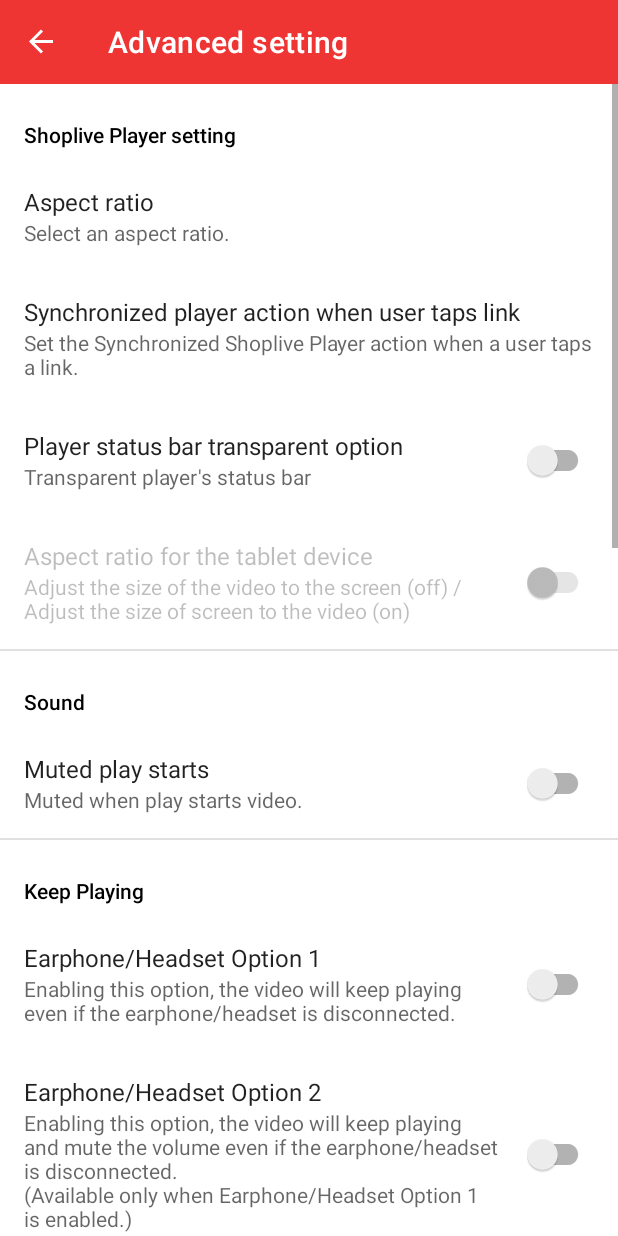
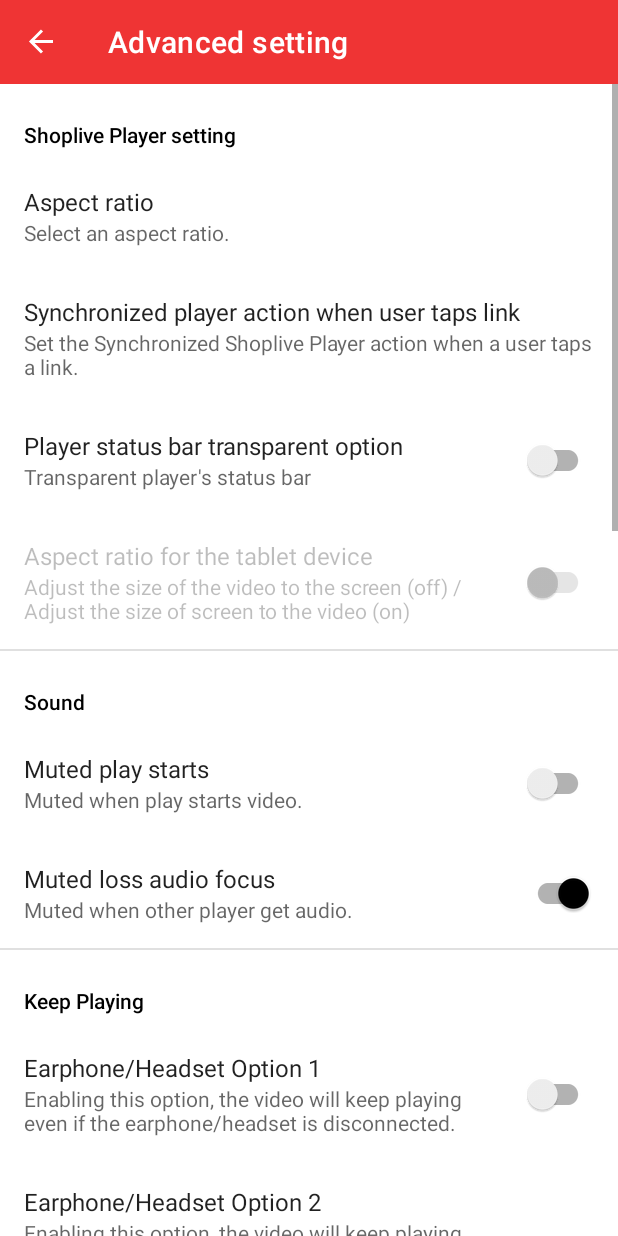
Before and after one commit to shoplive/android-sdk-sample, an Android app: the SettingsFragment screen opened through its navigation route, on a phone screen of 412 x 824 dp. Run offline under Robolectric (Android 15) with nearby library versions, the phone set to English and light mode, and no system bars; our stand-ins replace androidx.preference, navigation-ui; Roboto replaces fonts that are not available here; 12 statements that could not run were skipped.

Commit message:
Fix a preference key

```diff
--- a/app/src/main/java/cloud/shoplive/sample/App.kt
+++ b/app/src/main/java/cloud/shoplive/sample/App.kt
@@ -3,8 +3,12 @@ package cloud.shoplive.sample
 import android.app.Application
 
 class App: Application() {
+    companion object {
+        lateinit var instance: Application
+    }
 
     override fun onCreate() {
         super.onCreate()
+        instance = this
     }
 }
--- a/app/src/main/java/cloud/shoplive/sample/fragment/MainFragment.kt
+++ b/app/src/main/java/cloud/shoplive/sample/fragment/MainFragment.kt
@@ -272,7 +272,8 @@ class MainFragment : Fragment() {
 
         ShopLive.setUiMessage(ShopLive.UiMessageType.NOT_SUPPORT_PIP, R.string.alert_not_support_pip)
 
-        ShopLive.setSoundFocusHandling(object : OnAudioFocusListener {
+        ShopLive.setSoundFocusHandling(if (Options.isMuteWhenLossAudioFocus()) {
+            object : OnAudioFocusListener {
                 override fun onGain() {
                     ShopLive.unmute()
                 }
@@ -280,6 +281,9 @@ class MainFragment : Fragment() {
                 override fun onLoss() {
                     ShopLive.mute()
                 }
+            }
+        } else {
+            null
         })
     }
 
--- a/app/src/main/res/values/strings.xml
+++ b/app/src/main/res/values/strings.xml
@@ -87,9 +87,9 @@
     <string name="setting_next_action_on_handle_navigation">Synchronized Player action</string>
     <string name="setting_next_action_on_handle_navigation2">When a user taps link</string>
     <string name="setting_player_status_bar_transparent">Is Player status bar transparent?</string>
-    <string name="preference_pipRatio_key">pipRatio</string>
-    <string name="preference_pipRatio_title">Aspect ratio</string>
-    <string name="preference_pipRatio_summary">Select an aspect ratio.</string>
+    <string name="preference_pip_ratio_key">pipRatio</string>
+    <string name="preference_pip_ratio_title">Aspect ratio</string>
+    <string name="preference_pip_ratio_summary">Select an aspect ratio.</string>
     <string name="preference_headset_key">headset</string>
     <string name="preference_headset_title">Earphone/Headset Option 1</string>
     <string name="preference_headset_summary">Enabling this option, the video will keep playing even if the earphone/headset is disconnected.</string>
@@ -118,21 +118,24 @@
     <string name="preference_chat_send_font_key">chatSendFont</string>
     <string name="preference_chat_send_font_title">Chat send button</string>
     <string name="preference_chat_send_font_summary">Disabling this option, will use the system default font.</string>
-    <string name="preference_pipModeOnBackPressed_key">pipModeOnBackPressed</string>
-    <string name="preference_pipModeOnBackPressed_title">Switch PIP mode when Back button taps</string>
-    <string name="preference_pipModeOnBackPressed_summary">When tapping the back button, PIP mode will be launched.</string>
-    <string name="preference_autoClose_key">autoClose</string>
-    <string name="preference_autoClose_title">Destroy instance when app closed</string>
-    <string name="preference_autoClose_summary">When the app is closed, Shoplive object will also be destroyed. if you do not use this option, run ShopLive.close() manually.</string>
-    <string name="preference_tabletAspect_key">tabletAspect</string>
-    <string name="preference_tabletAspect_title">Aspect ratio for the tablet device</string>
-    <string name="preference_tabletAspect_summary">Adjust the size of the video to the screen (off) / Adjust the size of screen to the video (on)</string>
-    <string name="preference_nextAction_key">nextAction</string>
-    <string name="preference_nextAction_title">Synchronized player action when user taps link</string>
-    <string name="preference_nextAction_summary">Set the Synchronized Shoplive Player action when a user taps a link.</string>
+    <string name="preference_pip_mode_on_back_pressed_key">pipModeOnBackPressed</string>
+    <string name="preference_pip_mode_on_back_pressed_title">Switch PIP mode when Back button taps</string>
+    <string name="preference_pip_mode_on_back_pressed_summary">When tapping the back button, PIP mode will be launched.</string>
+    <string name="preference_auto_close_key">autoClose</string>
+    <string name="preference_auto_close_title">Destroy instance when app closed</string>
+    <string name="preference_auto_close_summary">When the app is closed, Shoplive object will also be destroyed. if you do not use this option, run ShopLive.close() manually.</string>
+    <string name="preference_tablet_aspect_key">tabletAspect</string>
+    <string name="preference_tablet_aspect_title">Aspect ratio for the tablet device</string>
+    <string name="preference_tablet_aspect_summary">Adjust the size of the video to the screen (off) / Adjust the size of screen to the video (on)</string>
+    <string name="preference_next_action_key">nextAction</string>
+    <string name="preference_next_action_title">Synchronized player action when user taps link</string>
+    <string name="preference_next_action_summary">Set the Synchronized Shoplive Player action when a user taps a link.</string>
     <string name="preference_mute_start_key">muteStart</string>
     <string name="preference_mute_start_title">Muted play starts</string>
     <string name="preference_mute_start_summary">Muted when play starts video.</string>
+    <string name="preference_mute_loss_focus_key">muteLossFocus</string>
+    <string name="preference_mute_loss_focus_title">Muted loss audio focus</string>
+    <string name="preference_mute_loss_focus_summary">Muted when other player get audio.</string>
     <string name="preference_player_status_bar_transparent_key">statusBarTransparent</string>
     <string name="preference_player_status_bar_transparent_title">Player status bar transparent option</string>
     <string name="preference_player_status_bar_transparent_summary">Transparent player\'s status bar</string>
--- a/app/src/main/res/xml/settings.xml
+++ b/app/src/main/res/xml/settings.xml
@@ -9,15 +9,15 @@
 
         <Preference
             app:iconSpaceReserved="false"
-            app:key="@string/preference_pipRatio_key"
-            app:summary="@string/preference_pipRatio_summary"
-            app:title="@string/preference_pipRatio_title" />
+            app:key="@string/preference_pip_ratio_key"
+            app:summary="@string/preference_pip_ratio_summary"
+            app:title="@string/preference_pip_ratio_title" />
 
         <Preference
             app:iconSpaceReserved="false"
-            app:key="@string/preference_nextAction_key"
-            app:summary="@string/preference_nextAction_summary"
-            app:title="@string/preference_nextAction_title" />
+            app:key="@string/preference_next_action_key"
+            app:summary="@string/preference_next_action_summary"
+            app:title="@string/preference_next_action_title" />
 
         <SwitchPreferenceCompat
             app:defaultValue="false"
@@ -29,9 +29,9 @@
         <SwitchPreferenceCompat
             app:enabled="false"
             app:iconSpaceReserved="false"
-            app:key="@string/preference_tabletAspect_key"
-            app:summary="@string/preference_tabletAspect_summary"
-            app:title="@string/preference_tabletAspect_title" />
+            app:key="@string/preference_tablet_aspect_key"
+            app:summary="@string/preference_tablet_aspect_summary"
+            app:title="@string/preference_tablet_aspect_title" />
     </PreferenceCategory>
 
     <PreferenceCategory
@@ -45,6 +45,14 @@
             app:key="@string/preference_mute_start_key"
             app:summary="@string/preference_mute_start_summary"
             app:title="@string/preference_mute_start_title" />
+
+
+        <SwitchPreferenceCompat
+            app:defaultValue="true"
+            app:iconSpaceReserved="false"
+            app:key="@string/preference_mute_loss_focus_key"
+            app:summary="@string/preference_mute_loss_focus_summary"
+            app:title="@string/preference_mute_loss_focus_title" />
 
     </PreferenceCategory>
 
@@ -133,15 +141,15 @@
 
         <SwitchPreferenceCompat
             app:iconSpaceReserved="false"
-            app:key="@string/preference_pipModeOnBackPressed_key"
-            app:summary="@string/preference_pipModeOnBackPressed_summary"
-            app:title="@string/preference_pipModeOnBackPressed_title" />
+            app:key="@string/preference_pip_mode_on_back_pressed_key"
+            app:summary="@string/preference_pip_mode_on_back_pressed_summary"
+            app:title="@string/preference_pip_mode_on_back_pressed_title" />
 
         <SwitchPreferenceCompat
             app:iconSpaceReserved="false"
-            app:key="@string/preference_autoClose_key"
-            app:summary="@string/preference_autoClose_summary"
-            app:title="@string/preference_autoClose_title" />
+            app:key="@string/preference_auto_close_key"
+            app:summary="@string/preference_auto_close_summary"
+            app:title="@string/preference_auto_close_title" />
     </PreferenceCategory>
 
     <PreferenceCategory
```
Also changed, not shown: app/src/main/java/cloud/shoplive/sample/Options.kt (+95 -34 lines), app/src/main/java/cloud/shoplive/sample/fragment/SettingsFragment.kt (+13 -80 lines). Lines whose indentation alone changed are shown as unchanged.
